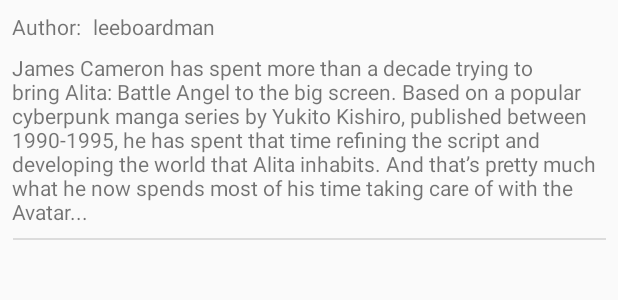
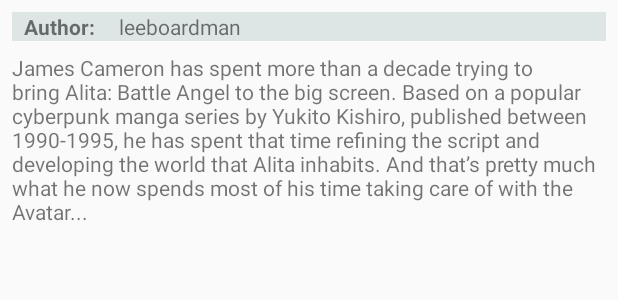
Before and after one commit to mdzyuba/popmov2, an Android app: the layout review_item.xml on its own in the app's theme, with its tools: preview values and no code run, on a phone screen of 412 x 824 dp. Shown: the top 300 px of the screen. Run offline under Robolectric (Android 15) with nearby library versions, the phone set to English and light mode, and no system bars.

Commit message:
Updated Reviews and Trailers style and visibility.

```diff
--- a/app/src/main/res/layout/review_item.xml
+++ b/app/src/main/res/layout/review_item.xml
@@ -8,12 +8,16 @@
 
 
     <TextView
-        android:id="@+id/textView3"
+        android:id="@+id/tv_author_label"
         android:layout_width="wrap_content"
         android:layout_height="wrap_content"
         android:layout_marginStart="8dp"
         android:layout_marginTop="8dp"
+        android:background="@color/reviewHeaderBackground"
+        android:paddingStart="8dp"
+        android:paddingEnd="16dp"
         android:text="@string/author"
+        android:textStyle="bold"
         app:layout_constraintStart_toStartOf="parent"
         app:layout_constraintTop_toTopOf="parent" />
 
@@ -21,11 +25,11 @@
         android:id="@+id/tv_author"
         android:layout_width="0dp"
         android:layout_height="wrap_content"
-        android:layout_marginStart="8dp"
         android:layout_marginTop="8dp"
         android:layout_marginEnd="8dp"
+        android:background="@color/reviewHeaderBackground"
         app:layout_constraintEnd_toEndOf="parent"
-        app:layout_constraintStart_toEndOf="@+id/textView3"
+        app:layout_constraintStart_toEndOf="@+id/tv_author_label"
         app:layout_constraintTop_toTopOf="parent"
         tools:text="leeboardman" />
 
@@ -42,15 +46,4 @@
         app:layout_constraintTop_toBottomOf="@+id/tv_author"
         tools:text="James Cameron has spent more than a decade trying to bring Alita: Battle Angel to the big screen. Based on a popular cyberpunk manga series by Yukito Kishiro, published between 1990-1995, he has spent that time refining the script and developing the world that Alita inhabits. And that’s pretty much what he now spends most of his time taking care of with the Avatar..." />
 
-    <View
-        android:id="@+id/divider4"
-        android:layout_width="395dp"
-        android:layout_height="1dp"
-        android:layout_marginStart="8dp"
-        android:layout_marginTop="8dp"
-        android:layout_marginEnd="8dp"
-        android:background="?android:attr/listDivider"
-        app:layout_constraintEnd_toEndOf="parent"
-        app:layout_constraintStart_toStartOf="parent"
-        app:layout_constraintTop_toBottomOf="@+id/tv_content" />
 </androidx.constraintlayout.widget.ConstraintLayout>
--- a/app/src/main/res/values/colors.xml
+++ b/app/src/main/res/values/colors.xml
@@ -4,4 +4,5 @@
     <color name="colorPrimaryDark">#0E0E0E</color>
     <color name="colorAccent">#D81B60</color>
     <color name="titleBackground">#008577</color>
+    <color name="reviewHeaderBackground">#DDE6E5</color>
 </resources>
```
Also changed, not shown: app/src/main/java/com/mdzyuba/popularmovies/MovieDetailsActivity.java (+13 -0 lines), app/src/main/res/layout/activity_movie_details.xml (+12 -23 lines), app/src/main/res/values/styles.xml (+16 -0 lines).
